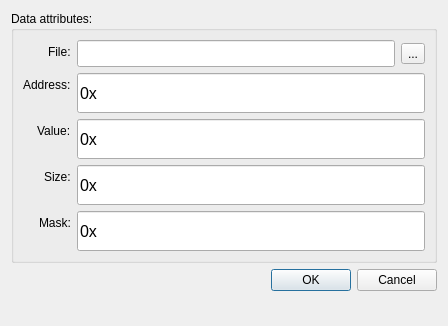
This is flashinputdialog.ui in hassanibi/espflasher as Qt 5 draws it before an edit. The edited form follows.
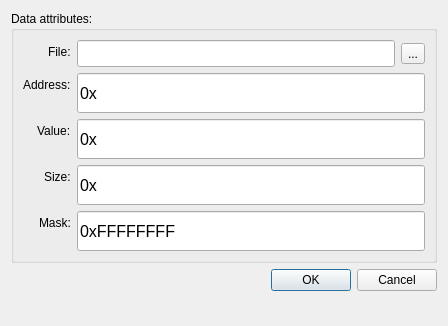
This is the edited form. Icons and pictures are not drawn. Custom widgets are drawn as their Qt base class.

Diff of the .ui file:
```diff
--- a/flashinputdialog.ui
+++ b/flashinputdialog.ui
@@ -204,6 +204,9 @@
         <property name="inputMask">
          <string>\0\xhhhhhhhh</string>
         </property>
+        <property name="text">
+         <string>0xFFFFFFFF</string>
+        </property>
        </widget>
       </item>
      </layout>
```
